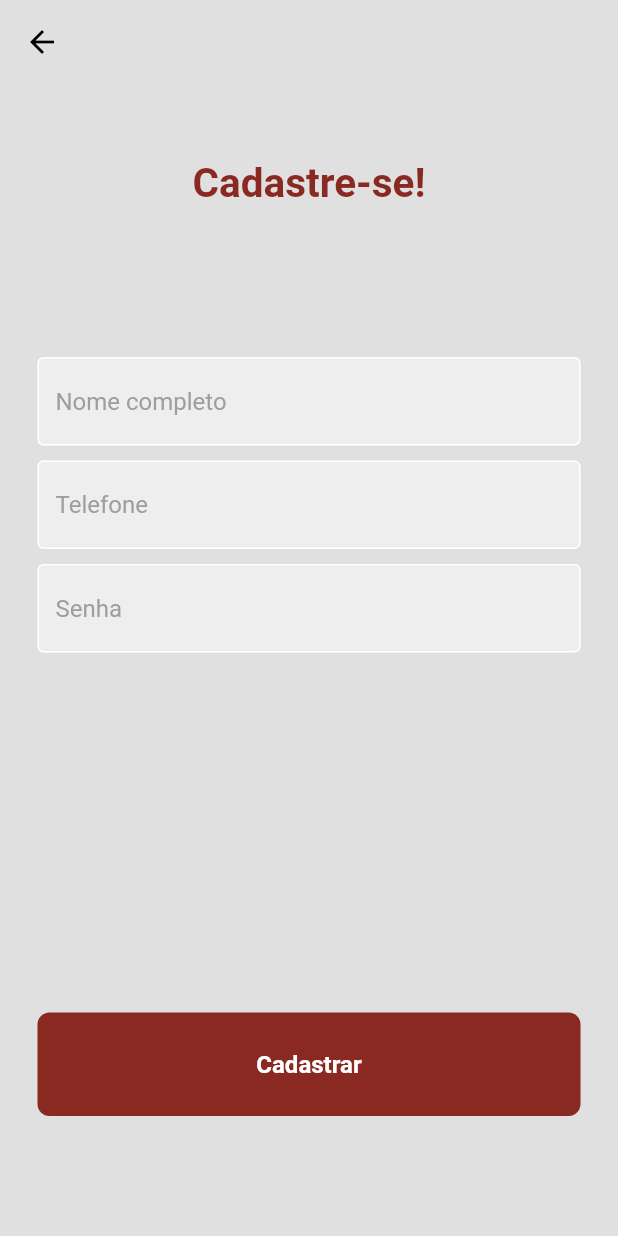
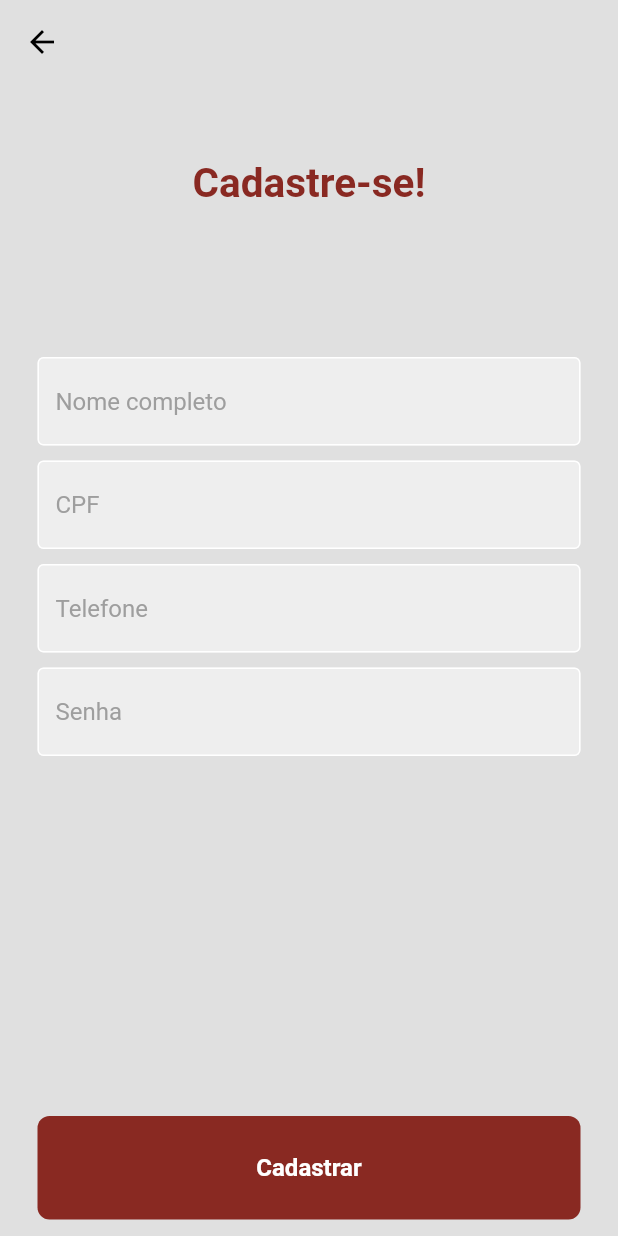
Before and after one commit to tabatasaantos/SOSFlood, a Flutter app: the screen it shows after launch, after a tap on "Cadastre agora", on a phone screen of 412 x 824 dp. Run offline on Flutter 3.47's test engine with Material 2 defaults, Android fonts, the light colour scheme and no system bars; our stand-ins replace cloud_firestore, geolocator, get, google_maps_flutter; missing offline and left inert: geoflutterfire; accounts and stored records are empty.

Commit message:
add text CPF

```diff
--- a/lib/presentation/login_sos_page.dart
+++ b/lib/presentation/login_sos_page.dart
@@ -40,7 +40,7 @@ class LoginSOSPage extends StatelessWidget {
               const SizedBox(height: 50),
               TextFieldPhoneSOSWidget(
                 controller: phoneController,
-                hintText: 'Telefone',
+                hintText: 'CPF',
                 obscureText: false,
               ),
               const SizedBox(height: 10),
@@ -97,7 +97,7 @@ class LoginSOSPage extends StatelessWidget {
               const SizedBox(height: 20),
               const Row(
                 mainAxisAlignment: MainAxisAlignment.center,
-                children:  [
+                children: [
                   TileSOSWidget(imagePath: 'lib/images/google.png'),
                 ],
               ),
@@ -111,7 +111,10 @@ class LoginSOSPage extends StatelessWidget {
                   ),
                   const SizedBox(width: 4),
                   TextButton(
-                    onPressed: () => Navigator.push(context, MaterialPageRoute(builder: (context)=> const RegisterSOSPage())),
+                    onPressed: () => Navigator.push(
+                        context,
+                        MaterialPageRoute(
+                            builder: (context) => const RegisterSOSPage())),
                     child: const Text(
                       'Cadastre agora',
                       style: TextStyle(
--- a/lib/presentation/register_sos_page.dart
+++ b/lib/presentation/register_sos_page.dart
@@ -49,6 +49,12 @@ class _RegisterSOSPageState extends State<RegisterSOSPage> {
               const SizedBox(height: 10),
               TextFieldPhoneSOSWidget(
                 controller: phoneController,
+                hintText: 'CPF',
+                obscureText: false,
+              ),
+              const SizedBox(height: 10),
+              TextFieldPhoneSOSWidget(
+                controller: phoneController,
                 hintText: 'Telefone',
                 obscureText: false,
               ),
```
